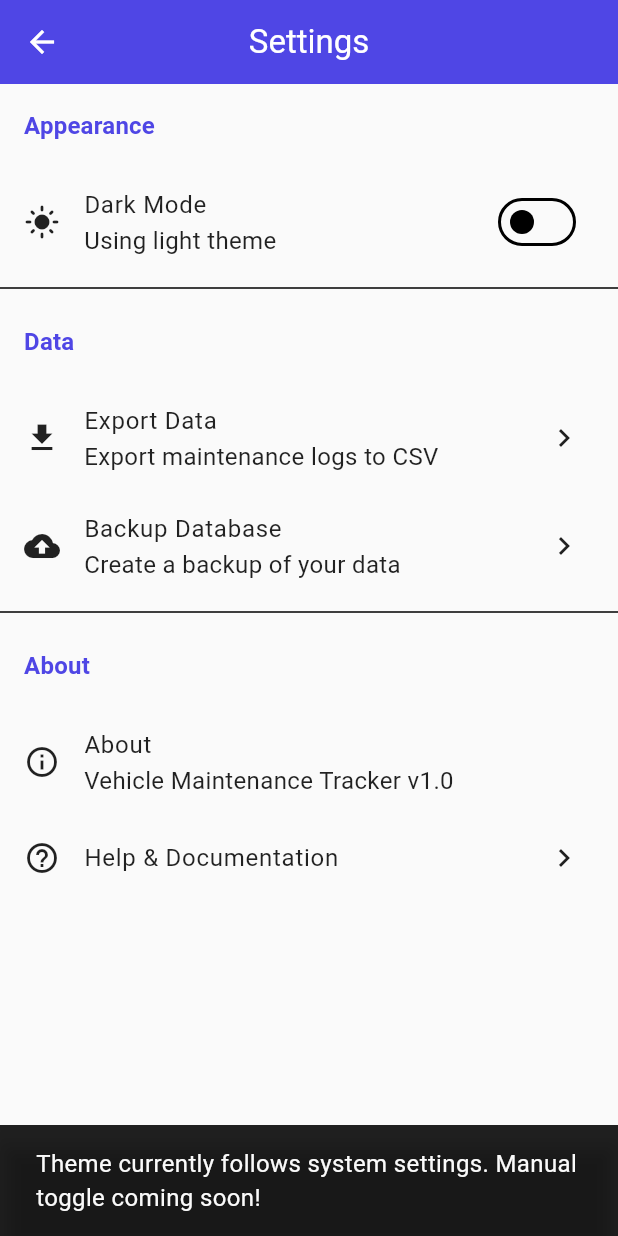
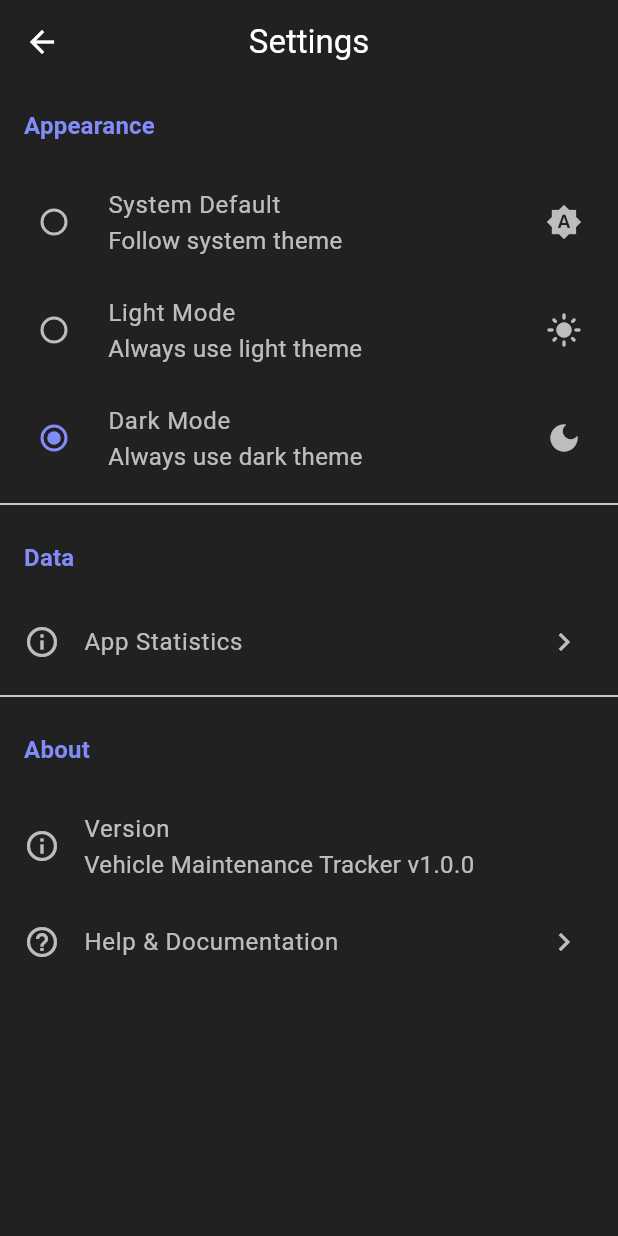
Before and after one commit to rishitaido/VehicleTrackerMAD, a Flutter app: the SettingsScreen screen opened by its route, after a tap on "Dark Mode", on a phone screen of 412 x 824 dp. Run offline on Flutter 3.47's test engine with Material 3 defaults, Android fonts, the phone set to English and light mode, and no system bars; our stand-ins replace image_picker, shared_preferences, sqflite; accounts and stored records are empty.

Commit message:
Updated Theme switching for app and settings screen

```diff
--- a/lib/app.dart
+++ b/lib/app.dart
@@ -1,31 +1,45 @@
 import 'package:flutter/material.dart';
+import 'package:provider/provider.dart';
 import 'theme.dart';
+import 'theme_provider.dart';
 import 'screens/garage_screen.dart';
 import 'screens/vehicle_form_screen.dart';
-//import 'screens/maintenance_list_screen.dart';
-//import 'screens/maintenance_form_screen.dart';
+import 'screens/maintenance_list_screen.dart';
+import 'screens/maintenance_form_screen.dart';
 import 'screens/reminders_screen.dart';
 import 'screens/settings_screen.dart';
 
-class MyApp extends StatelessWidget{
+class MyApp extends StatelessWidget {
   const MyApp({super.key});
 
   @override
-  Widget build(BuildContext context){
+  Widget build(BuildContext context) {
+    return ChangeNotifierProvider(
+      create: (_) => ThemeProvider()..init(),
+      child: Consumer<ThemeProvider>(
+        builder: (context, themeProvider, _) {
           return MaterialApp(
             title: 'Vehicle Tracker',
             debugShowCheckedModeBanner: false,
+
+            // Theme configuration - using YOUR custom theme!
             theme: AppTheme.light,
             darkTheme: AppTheme.dark,
-      themeMode: ThemeMode.system,
-      home: const GarageScreen(),
+            themeMode: themeProvider.themeMode,
 
+            // Route configuration
+            initialRoute: '/',
             routes: {
+              '/': (context) => const GarageScreen(),
               '/vehicle-form': (context) => const VehicleFormScreen(),
-        //'Mantenance-list': (context) => const MaintenanceListScreen(),
-        '/reminders': (context) => RemindersScreen(),
-        '/settings': (context) => SettingsScreen(),
+              '/maintenance-list': (context) => const MaintenanceListScreen(),
+              '/maintenance-form': (context) => const MaintenanceFormScreen(),
+              '/reminders': (context) => const RemindersScreen(),
+              '/settings': (context) => const SettingsScreen(),
             },
+          );
+        },
+      ),
     );
   }
 }
--- a/lib/screens/maintenance_list_screen.dart
+++ b/lib/screens/maintenance_list_screen.dart
@@ -1,6 +1,6 @@
 import 'package:flutter/material.dart';
 import 'package:intl/intl.dart';
-import '../widgets.dart';
+import '../utility/widgets.dart';
 import '../repos.dart';
 import '../models.dart';
 
--- a/lib/screens/settings_screen.dart
+++ b/lib/screens/settings_screen.dart
@@ -1,5 +1,8 @@
 import 'package:flutter/material.dart';
-//import '../app.dart';
+import 'package:provider/provider.dart';
+import '../theme_provider.dart';
+import '../repos.dart';
+import 'package:intl/intl.dart';
 
 class SettingsScreen extends StatefulWidget {
   const SettingsScreen({super.key});
@@ -9,11 +12,13 @@ class SettingsScreen extends StatefulWidget {
 }
 
 class _SettingsScreenState extends State<SettingsScreen> {
-  // Get current theme mode
-  bool get _isDarkMode => Theme.of(context).brightness == Brightness.dark;
+  final _vehiclesRepo = VehiclesRepo();
+  final _maintenanceRepo = MaintenanceRepo();
 
   @override
   Widget build(BuildContext context) {
+    final themeProvider = Provider.of<ThemeProvider>(context);
+
     return Scaffold(
       appBar: AppBar(
         title: const Text('Settings'),
@@ -26,31 +31,47 @@ class _SettingsScreenState extends State<SettingsScreen> {
             child: Text(
               'Appearance',
               style: Theme.of(context).textTheme.titleMedium?.copyWith(
-                    color: Theme.of(context).primaryColor,
+                    color: Theme.of(context).colorScheme.primary,
                     fontWeight: FontWeight.bold,
                   ),
             ),
           ),
-          SwitchListTile(
-            secondary: Icon(
-              _isDarkMode ? Icons.dark_mode : Icons.light_mode,
-            ),
+
+          // Theme Mode Radio Buttons
+          RadioListTile<ThemeMode>(
+            secondary: const Icon(Icons.brightness_auto),
+            title: const Text('System Default'),
+            subtitle: const Text('Follow system theme'),
+            value: ThemeMode.system,
+            groupValue: themeProvider.themeMode,
+            onChanged: (value) {
+              if (value != null) {
+                themeProvider.setThemeMode(value);
+              }
+            },
+          ),
+          RadioListTile<ThemeMode>(
+            secondary: const Icon(Icons.light_mode),
+            title: const Text('Light Mode'),
+            subtitle: const Text('Always use light theme'),
+            value: ThemeMode.light,
+            groupValue: themeProvider.themeMode,
+            onChanged: (value) {
+              if (value != null) {
+                themeProvider.setThemeMode(value);
+              }
+            },
+          ),
+          RadioListTile<ThemeMode>(
+            secondary: const Icon(Icons.dark_mode),
             title: const Text('Dark Mode'),
-            subtitle: Text(
-              _isDarkMode ? 'Using dark theme' : 'Using light theme',
-            ),
-            value: _isDarkMode,
+            subtitle: const Text('Always use dark theme'),
+            value: ThemeMode.dark,
+            groupValue: themeProvider.themeMode,
             onChanged: (value) {
-              // Theme switching will be implemented later, currently follows system theme
-              ScaffoldMessenger.of(context).showSnackBar(
-                SnackBar(
-                  content: Text(
-                    'Theme currently follows system settings. '
-                    'Manual toggle coming soon!',
-                  ),
-                  duration: const Duration(seconds: 2),
-                ),
-              );
+              if (value != null) {
+                themeProvider.setThemeMode(value);
+              }
             },
           ),
 
@@ -62,37 +83,18 @@ class _SettingsScreenState extends State<SettingsScreen> {
             child: Text(
               'Data',
               style: Theme.of(context).textTheme.titleMedium?.copyWith(
-                    color: Theme.of(context).primaryColor,
+                    color: Theme.of(context).colorScheme.primary,
                     fontWeight: FontWeight.bold,
                   ),
             ),
           ),
           ListTile(
-            leading: const Icon(Icons.download),
-            title: const Text('Export Data'),
-            subtitle: const Text('Export maintenance logs to CSV'),
+            leading: const Icon(Icons.info_outline),
+            title: const Text('App Statistics'),
             trailing: const Icon(Icons.chevron_right),
-            onTap: () {
-              ScaffoldMessenger.of(context).showSnackBar(
-                const SnackBar(
-                  content: Text('CSV export - Optional feature'),
-                ),
-              );
-            },
+            onTap: () => _showStatistics(context),
           ),
-          ListTile(
-            leading: const Icon(Icons.backup),
-            title: const Text('Backup Database'),
-            subtitle: const Text('Create a backup of your data'),
-            trailing: const Icon(Icons.chevron_right),
-            onTap: () {
-              ScaffoldMessenger.of(context).showSnackBar(
-                const SnackBar(
-                  content: Text('Backup - Optional feature'),
-                ),
-              );
-            },
-          ),
+
           const Divider(),
 
           // About Section
@@ -101,15 +103,15 @@ class _SettingsScreenState extends State<SettingsScreen> {
             child: Text(
               'About',
               style: Theme.of(context).textTheme.titleMedium?.copyWith(
-                    color: Theme.of(context).primaryColor,
+                    color: Theme.of(context).colorScheme.primary,
                     fontWeight: FontWeight.bold,
                   ),
             ),
           ),
           ListTile(
             leading: const Icon(Icons.info_outline),
-            title: const Text('About'),
-            subtitle: const Text('Vehicle Maintenance Tracker v1.0'),
+            title: const Text('Version'),
+            subtitle: const Text('Vehicle Maintenance Tracker v1.0.0'),
           ),
           ListTile(
             leading: const Icon(Icons.help_outline),
@@ -121,10 +123,15 @@ class _SettingsScreenState extends State<SettingsScreen> {
                 applicationName: 'Vehicle Tracker',
                 applicationVersion: '1.0.0',
                 applicationIcon: const Icon(Icons.directions_car, size: 48),
-                children: [
-                  const Text(
+                children: const [
+                  Text(
                     'Track your vehicle maintenance, set reminders, '
-                    'and never miss a service date!',
+                    'and never miss a service date!\n\n'
+                    'Features:\n'
+                    '• Vehicle management\n'
+                    '• Maintenance logs\n'
+                    '• Automatic reminders\n'
+                    '• Light/Dark themes',
                   ),
                 ],
               );
@@ -134,4 +141,105 @@ class _SettingsScreenState extends State<SettingsScreen> {
       ),
     );
   }
+
+  Future<void> _showStatistics(BuildContext context) async {
+    try {
+      final vehicles = await _vehiclesRepo.getAll();
+
+      int totalVehicles = vehicles.length;
+      int totalLogs = 0;
+      double totalCost = 0;
+      int totalMileage = 0;
+
+      for (var vehicle in vehicles) {
+        final logs = await _maintenanceRepo.getForVehicle(vehicle.id!);
+        totalLogs += logs.length;
+        totalCost += await _maintenanceRepo.getTotalCostForVehicle(vehicle.id!);
+        totalMileage += vehicle.currentMileage;
+      }
+
+      if (!context.mounted) return;
+
+      showDialog(
+        context: context,
+        builder: (context) => AlertDialog(
+          title: const Text('App Statistics'),
+          content: Column(
+            mainAxisSize: MainAxisSize.min,
+            crossAxisAlignment: CrossAxisAlignment.start,
+            children: [
+              _StatRow(
+                icon: Icons.directions_car,
+                label: 'Total Vehicles',
+                value: totalVehicles.toString(),
+              ),
+              const SizedBox(height: 12),
+              _StatRow(
+                icon: Icons.build,
+                label: 'Total Services',
+                value: totalLogs.toString(),
+              ),
+              const SizedBox(height: 12),
+              _StatRow(
+                icon: Icons.attach_money,
+                label: 'Total Spent',
+                value: NumberFormat.currency(symbol: '\$', decimalDigits: 0).format(totalCost),
+              ),
+              const SizedBox(height: 12),
+              _StatRow(
+                icon: Icons.speed,
+                label: 'Total Mileage',
+                value: '${NumberFormat('#,###').format(totalMileage)} mi',
+              ),
+            ],
+          ),
+          actions: [
+            TextButton(
+              onPressed: () => Navigator.pop(context),
+              child: const Text('Close'),
+            ),
+          ],
+        ),
+      );
+    } catch (e) {
+      if (!context.mounted) return;
+      ScaffoldMessenger.of(context).showSnackBar(
+        SnackBar(content: Text('Error loading statistics: $e')),
+      );
+    }
+  }
 }
+
+class _StatRow extends StatelessWidget {
+  final IconData icon;
+  final String label;
+  final String value;
+
+  const _StatRow({
+    required this.icon,
+    required this.label,
+    required this.value,
+  });
+
+  @override
+  Widget build(BuildContext context) {
+    return Row(
+      children: [
+        Icon(icon, size: 20),
+        const SizedBox(width: 8),
+        Expanded(
+          child: Text(
+            label,
+            style: Theme.of(context).textTheme.bodyMedium,
+          ),
+        ),
+        Text(
+          value,
+          style: Theme.of(context).textTheme.titleMedium?.copyWith(
+                fontWeight: FontWeight.bold,
+              ),
+        ),
+      ],
+    );
+  }
+}
--- /dev/null
+++ b/lib/theme_provider.dart
@@ -0,0 +1,68 @@
+import 'package:flutter/material.dart';
+import 'package:shared_preferences/shared_preferences.dart';
+
+class ThemeProvider extends ChangeNotifier {
+  static const String _themeKey = 'theme_mode';
+  ThemeMode _themeMode = ThemeMode.system;
+  ThemeMode get themeMode => _themeMode;
+
+  bool get isDarkMode{
+    if (_themeMode == ThemeMode.system){
+      final brightness = WidgetsBinding.instance.platformDispatcher.platformBrightness;
+      return brightness == Brightness.dark;
+    }
+    return _themeMode == ThemeMode.dark;
+  }
+
+
+  Future<void> init() async{
+    final prefs = await SharedPreferences.getInstance();
+    final savedTheme = prefs.getString(_themeKey);
+    if (savedTheme != null){
+      switch (savedTheme){
+        case 'light':
+          _themeMode = ThemeMode.light;
+          break;
+        case 'dark':
+          _themeMode = ThemeMode.dark;
+          break;
+        case 'system':
+          _themeMode = ThemeMode.system;
+          break;
+      }
+      notifyListeners();
+    }
+  }
+
+  Future<void> setThemeMode(ThemeMode mode) async{
+    _themeMode = mode;
+    notifyListeners();
+
+    final prefs = await SharedPreferences.getInstance();
+    String modeString;
+
+    switch (mode){
+      case ThemeMode.light:
+        modeString = 'light';
+        break;
+
+      case ThemeMode.dark:
+        modeString = 'dark';
+        break;
+
+      case ThemeMode.system:
+        modeString = 'system';
+        break;
+    }
+    await prefs.setString(_themeKey, modeString);
+  }
+
+  Future<void> toggleTheme() async{
+    if(_themeMode == ThemeMode.dark){
+      await setThemeMode(ThemeMode.light);
+    } else{
+      await setThemeMode(ThemeMode.dark);
+    }
+  }
+
+}
--- a/pubspec.yaml
+++ b/pubspec.yaml
@@ -36,6 +36,10 @@ dependencies:
   cupertino_icons: ^1.0.8
   sqflite: ^2.3.0
   path: ^1.8.3
+
+  provider: ^6.1.1
+  path_provider: ^2.1.1
+
 
   intl: ^0.18.1
   shared_preferences: ^2.2.2
```
Also changed, not shown: pubspec.lock, 1 other file. Lines whose indentation alone changed are shown as unchanged.
